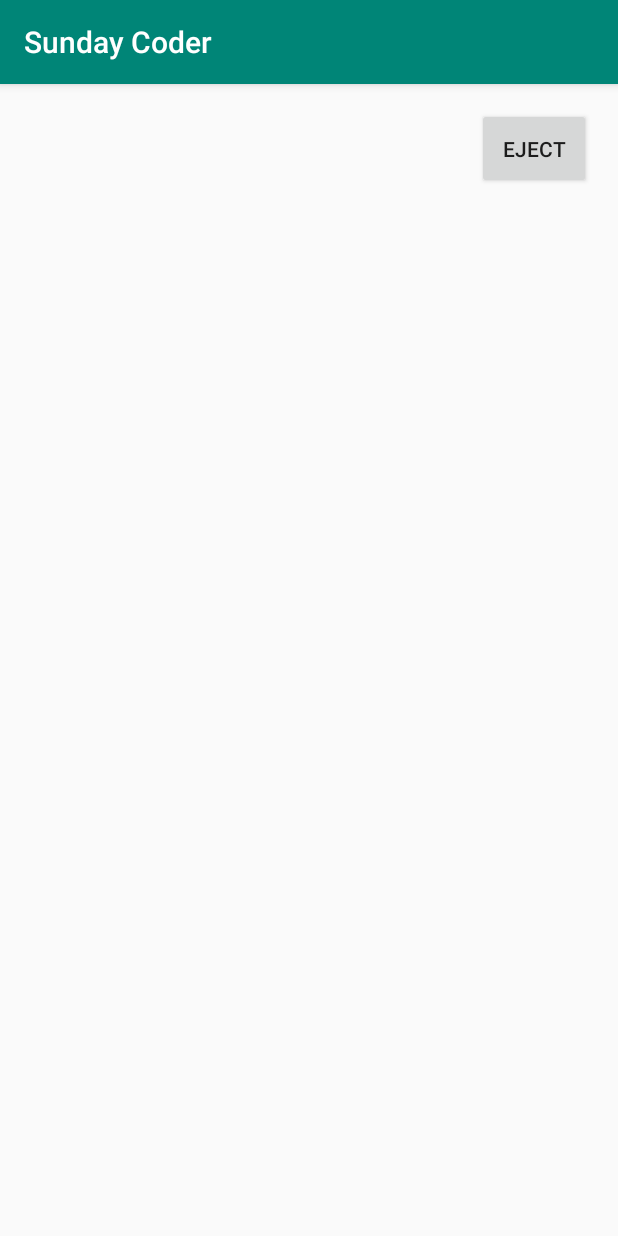
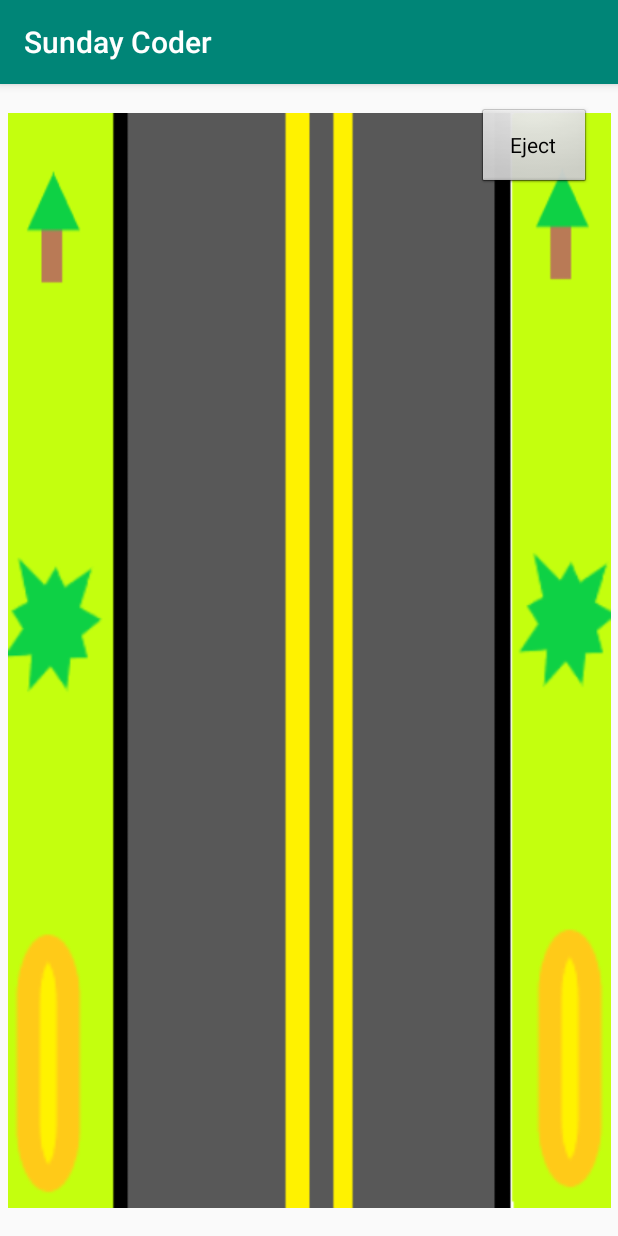
Before and after one commit to MoldyRats/CS-125-Sunday-Driver, an Android app: the gameplay screen opened directly, with no data from a screen before it, on a phone screen of 412 x 824 dp. Run offline under Robolectric (Android 15) with nearby library versions, the phone set to English and light mode, and no system bars.

Commit message:
Merge remote-tracking branch 'origin/master'
# Conflicts:
#	app/src/main/res/drawable-v24/IMG_0535.JPG
#	app/src/main/res/drawable-v24/carcrash.JPG
#	app/src/main/res/drawable-v24/carimage.JPG

```diff
--- a/app/src/main/java/com/example/cs125sundaydriver/gameplay.java
+++ b/app/src/main/java/com/example/cs125sundaydriver/gameplay.java
@@ -3,11 +3,14 @@ package com.example.cs125sundaydriver;
 import androidx.appcompat.app.AppCompatActivity;
 
 import android.content.Intent;
+import android.graphics.drawable.AnimationDrawable;
 import android.os.Bundle;
 import android.view.View;
 import android.widget.Button;
+import android.widget.ImageView;
 
 public class gameplay extends AppCompatActivity {
+    AnimationDrawable interstateAnimation;
 
     @Override
     protected void onCreate(Bundle savedInstanceState) {
@@ -21,5 +24,15 @@ public class gameplay extends AppCompatActivity {
                 startActivity(intent);
             }
         });
+
+        ImageView imageView = findViewById(R.id.interstate125);
+        imageView.setBackgroundResource(R.drawable.interstateanimation);
+        interstateAnimation = (AnimationDrawable) imageView.getBackground();
+    }
+
+    @Override
+    public void onWindowFocusChanged(boolean hasFocus) {
+        super.onWindowFocusChanged(hasFocus);
+        interstateAnimation.start();
     }
 }
--- a/app/src/main/res/layout/activity_gameplay.xml
+++ b/app/src/main/res/layout/activity_gameplay.xml
@@ -19,7 +19,7 @@
 
     <Button
         android:id="@+id/ejectcarbutton"
-        style="?metaButtonBarButtonStyle"
+        style="@android:style/Widget.Button"
         android:layout_width="76dp"
         android:layout_height="54dp"
         android:layout_marginTop="8dp"
```
Also changed, not shown: app/src/main/res/drawable/road1.png (added), app/src/main/res/drawable/road2.png (added), app/src/main/res/drawable/road3.png (added), app/src/main/res/drawable/road4.png (added).
